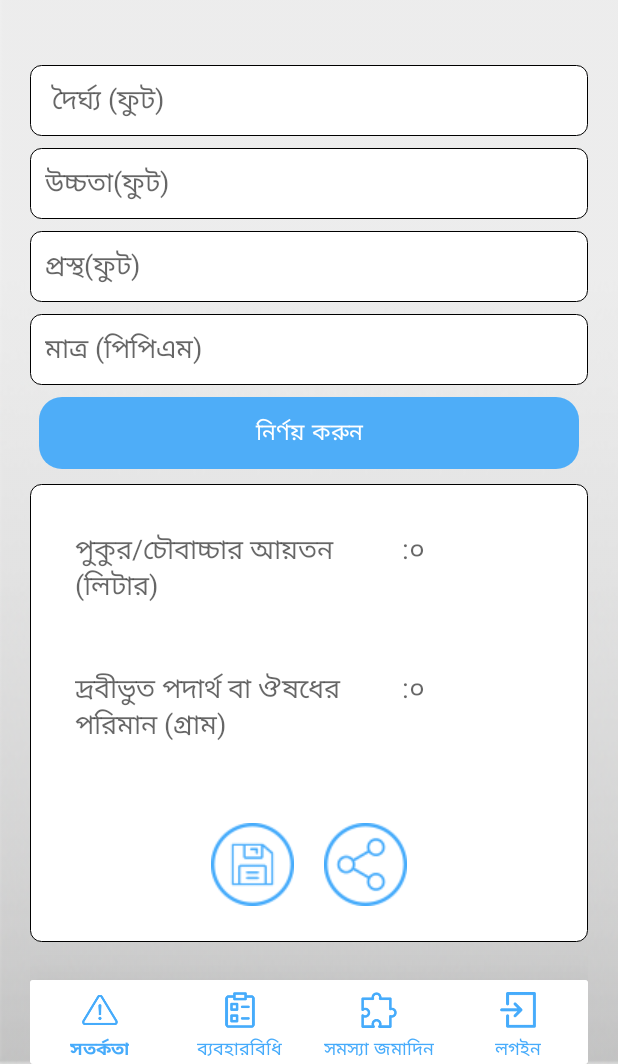
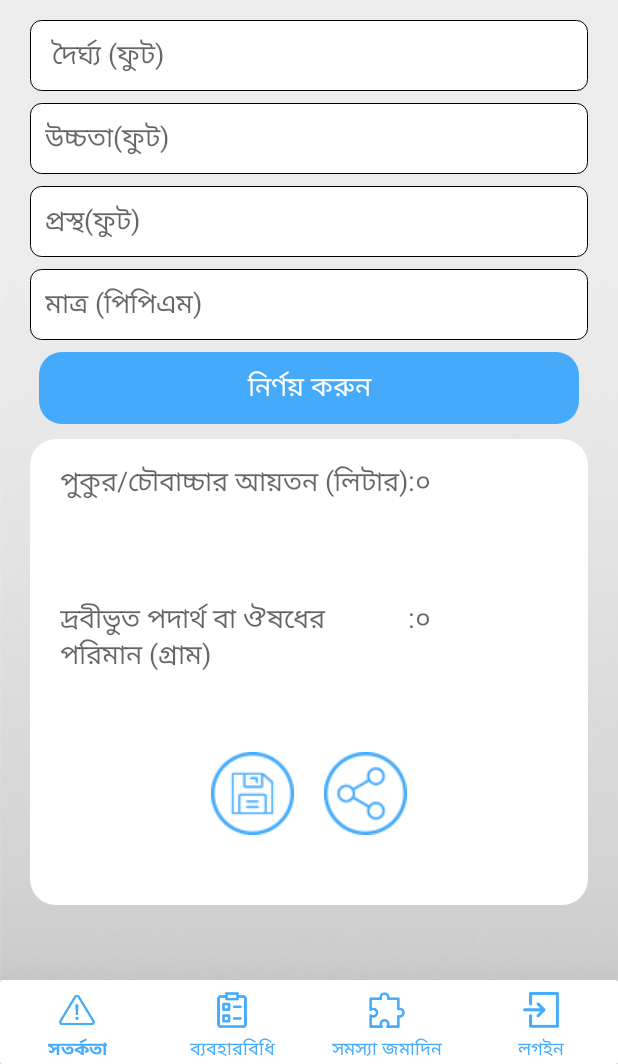
Before and after one commit to ttsagor/GroupMessengerforFishermen, an Android app: the ppm_formula screen opened directly, with no data from a screen before it, on a phone screen of 412 x 824 dp, the part 172-1236 px from its top. Run offline under Robolectric (Android 15) with nearby library versions, the phone set to English and light mode, and no system bars; Roboto replaces fonts that are not available here.

Commit message:
Design Pattern System

```diff
--- a/app/src/main/java/bd/dof/groupmessenger/groupmessengerforfishermen/KhetrofolFormula.java
+++ b/app/src/main/java/bd/dof/groupmessenger/groupmessengerforfishermen/KhetrofolFormula.java
@@ -14,6 +14,7 @@ import android.widget.TextView;
 
 import androidx.appcompat.app.ActionBar;
 import androidx.appcompat.app.AppCompatActivity;
+import androidx.appcompat.widget.AppCompatButton;
 
 public class KhetrofolFormula extends AppCompatActivity {
 
@@ -27,7 +28,7 @@ public class KhetrofolFormula extends AppCompatActivity {
     EditText khetrofol_length;
     EditText khetrofol_width;
 
-    Button khetrofol_agePonaSubmit;
+    AppCompatButton khetrofol_agePonaSubmit;
 
     ImageView khetrofol_SaveImg;
     ImageView khetrofol_ShareImg;
@@ -51,7 +52,7 @@ public class KhetrofolFormula extends AppCompatActivity {
 
 
 
-        khetrofol_agePonaSubmit = (Button) findViewById(R.id.khetrofol_agePonaSubmit);
+        khetrofol_agePonaSubmit =  findViewById(R.id.khetrofol_agePonaSubmit);
 
         khetrofol_length = (EditText) findViewById(R.id.khetrofol_length);
         khetrofol_width = (EditText) findViewById(R.id.khetrofol_width);
--- a/app/src/main/java/bd/dof/groupmessenger/groupmessengerforfishermen/pona_mojud.java
+++ b/app/src/main/java/bd/dof/groupmessenger/groupmessengerforfishermen/pona_mojud.java
@@ -22,6 +22,7 @@ import android.widget.Toast;
 
 import androidx.appcompat.app.ActionBar;
 import androidx.appcompat.app.AppCompatActivity;
+import androidx.appcompat.widget.AppCompatButton;
 
 import com.itextpdf.text.Document;
 import com.itextpdf.text.Font;
@@ -94,7 +95,7 @@ public class pona_mojud extends AppCompatActivity {
         pona_mojud_save = (ImageView) findViewById(R.id.pona_mojud_save);
 
 
-        Button ponaAreaSubmit = (Button) findViewById(R.id.ponaAreaSubmit);
+        AppCompatButton ponaAreaSubmit =  findViewById(R.id.ponaAreaSubmit);
 
         TextView pona_mojud_katla = (TextView) findViewById(R.id.pona_mojud_katla);
         TextView pona_mojud_silva = (TextView) findViewById(R.id.pona_mojud_silva);
--- a/app/src/main/java/bd/dof/groupmessenger/groupmessengerforfishermen/ppm_formula.java
+++ b/app/src/main/java/bd/dof/groupmessenger/groupmessengerforfishermen/ppm_formula.java
@@ -14,6 +14,7 @@ import android.widget.TextView;
 
 import androidx.appcompat.app.ActionBar;
 import androidx.appcompat.app.AppCompatActivity;
+import androidx.appcompat.widget.AppCompatButton;
 
 public class ppm_formula extends AppCompatActivity {
 
@@ -29,7 +30,7 @@ public class ppm_formula extends AppCompatActivity {
     EditText ppm_height;
     EditText ppm_width;
     EditText ppm_density;
-    Button ppm_agePonaSubmit;
+    AppCompatButton ppm_agePonaSubmit;
     ImageView ppm_SaveImg;
     ImageView ppm_ShareImg;
     TextView top_farming_banner_ppm;
@@ -53,17 +54,10 @@ public class ppm_formula extends AppCompatActivity {
         ppm_width = (EditText) findViewById(R.id.ppm_width);
         ppm_density = (EditText) findViewById(R.id.ppm_density);
 
-        ppm_agePonaSubmit = (Button) findViewById(R.id.ppm_agePonaSubmit);
+        ppm_agePonaSubmit =  findViewById(R.id.ppm_agePonaSubmit);
 
         ppm_SaveImg = (ImageView) findViewById(R.id.ppm_SaveImg);
         ppm_ShareImg = (ImageView) findViewById(R.id.ppm_ShareImg);
-
-        String fontPath = "fonts/SolaimanLipi.ttf";
-        Typeface tf;
-        tf = Typeface.createFromAsset(this.getAssets(), fontPath);
-
-
-
         ppm_agePonaSubmit.setOnClickListener(new View.OnClickListener() {
             @Override
             public void onClick(View v) {
--- a/app/src/main/res/layout/activity_ppm_formula.xml
+++ b/app/src/main/res/layout/activity_ppm_formula.xml
@@ -1,9 +1,10 @@
 <?xml version="1.0" encoding="utf-8"?>
 <LinearLayout xmlns:android="http://schemas.android.com/apk/res/android"
-    android:orientation="vertical"
     android:layout_width="match_parent"
     android:layout_height="match_parent"
-    android:background="@drawable/smsbg">
+    android:background="@drawable/smsbg"
+    android:orientation="vertical">
+
     <include layout="@layout/row_slim_header" />
 
     <include layout="@layout/header_timeline" />
@@ -13,138 +14,127 @@
         android:layout_width="match_parent"
         android:layout_height="0dp"
         android:layout_weight=".75"
-        android:orientation="vertical"
-        android:gravity="center">
+        android:gravity="center"
+        android:orientation="vertical">
 
         <LinearLayout
             android:layout_width="match_parent"
             android:layout_height="0dp"
             android:layout_weight=".35"
+            android:gravity="center"
             android:orientation="vertical"
-            android:gravity="center"
             android:paddingLeft="20dp"
-            android:paddingRight="20dp"
-            android:paddingTop="5dp">
+            android:paddingTop="5dp"
+            android:paddingRight="20dp">
+
             <LinearLayout
                 android:layout_width="match_parent"
                 android:layout_height="0dp"
+                android:layout_marginTop="8dp"
                 android:layout_weight="1"
                 android:orientation="vertical"
 
                 >
-                <View
-                    android:layout_width="match_parent"
-                    android:layout_height="0dp"
-                    android:layout_weight="0.05">
-                </View>
-
-                        <EditText
-                            android:layout_marginBottom="8dp"
-                            android:hint=" দৈর্ঘ্য (ফুট)"
-                            android:padding="10dp"
-                            android:layout_width="match_parent"
-                            android:layout_height="wrap_content"
-                            android:inputType="number"
-                            android:minWidth="80dp"
-                            android:textAppearance="?android:attr/textAppearanceMedium"
-                            android:id="@+id/ppm_length"
-                            android:background="@drawable/background_border"
-                            android:paddingLeft="2dp"/>
-
-                        <EditText
-                            android:layout_marginBottom="8dp"
-                            android:hint="উচ্চতা(ফুট)"
-                            android:padding="10dp"
-                            android:layout_width="match_parent"
-                            android:layout_height="wrap_content"
-                            android:inputType="number"
-                            android:minWidth="80dp"
-                            android:textAppearance="?android:attr/textAppearanceMedium"
-                            android:id="@+id/ppm_height"
-                            android:background="@drawable/background_border"
-                            android:paddingLeft="2dp"/>
 
 
                 <EditText
-                            android:layout_marginBottom="8dp"
-                            android:hint="প্রস্থ(ফুট)"
-                            android:padding="10dp"
+                    android:id="@+id/ppm_length"
                     android:layout_width="match_parent"
                     android:layout_height="wrap_content"
+                    android:layout_marginBottom="8dp"
+                    android:background="@drawable/background_border"
+                    android:hint=" দৈর্ঘ্য (ফুট)"
+                    android:inputType="number"
                     android:minWidth="80dp"
+                    android:padding="10dp"
+                    android:paddingLeft="2dp"
+                    android:textAppearance="?android:attr/textAppearanceMedium" />
+
+                <EditText
+                    android:id="@+id/ppm_height"
+                    android:layout_width="match_parent"
+                    android:layout_height="wrap_content"
+                    android:layout_marginBottom="8dp"
+                    android:background="@drawable/background_border"
+                    android:hint="উচ্চতা(ফুট)"
                     android:inputType="number"
-                            android:id="@+id/ppm_width"
-                            android:background="@drawable/background_border"
-                            android:textAppearance="?android:attr/textAppearanceMedium"
-                            android:paddingLeft="2dp"/>
-
-
+                    android:minWidth="80dp"
+                    android:padding="10dp"
+                    android:paddingLeft="2dp"
+                    android:textAppearance="?android:attr/textAppearanceMedium" />
 
 
                 <EditText
-                            android:layout_marginBottom="8dp"
-                            android:hint="মাত্র (পিপিএম)"
-                            android:padding="10dp"
+                    android:id="@+id/ppm_width"
                     android:layout_width="match_parent"
                     android:layout_height="wrap_content"
+                    android:layout_marginBottom="8dp"
+                    android:background="@drawable/background_border"
+                    android:hint="প্রস্থ(ফুট)"
                     android:inputType="number"
                     android:minWidth="80dp"
-                            android:background="@drawable/background_border"
-                            android:textAppearance="?android:attr/textAppearanceMedium"
-                            android:id="@+id/ppm_density"
-                            android:paddingLeft="2dp" />
+                    android:padding="10dp"
+                    android:paddingLeft="2dp"
+                    android:textAppearance="?android:attr/textAppearanceMedium" />
 
 
+                <EditText
+                    android:id="@+id/ppm_density"
+                    android:layout_width="match_parent"
+                    android:layout_height="wrap_content"
+                    android:layout_marginBottom="8dp"
+                    android:background="@drawable/background_border"
+                    android:hint="মাত্র (পিপিএম)"
+                    android:inputType="number"
+                    android:minWidth="80dp"
+                    android:padding="10dp"
+                    android:paddingLeft="2dp"
+                    android:textAppearance="?android:attr/textAppearanceMedium" />
 
-                        <Button
+
+                <androidx.appcompat.widget.AppCompatButton
+                    android:id="@+id/ppm_agePonaSubmit"
                     android:layout_width="match_parent"
                     android:layout_height="wrap_content"
                     android:layout_marginStart="6dp"
                     android:layout_marginEnd="6dp"
                     android:background="@drawable/button_background"
+                    android:text="নির্ণয় করুন"
                     android:textColor="@color/windowBackground"
-                            android:textSize="15dp"
-                            android:text="নির্ণয় করুন"
-                            android:id="@+id/ppm_agePonaSubmit"/>
-
+                    android:textSize="18sp" />
 
 
                 <View
                     android:layout_width="match_parent"
                     android:layout_height="0dp"
-            android:layout_weight="0.0">
-        </View>
+                    android:layout_weight="0.0" />
+
                 <LinearLayout
-            android:layout_marginTop="10dp"
-            android:layout_marginBottom="25dp"
+                    android:id="@+id/countShowlayout"
                     android:layout_width="match_parent"
                     android:layout_height="0dp"
-            android:layout_weight=".4"
+                    android:layout_marginTop="10dp"
+                    android:layout_marginBottom="50dp"
+                    android:layout_weight=".3"
+                    android:background="@drawable/white_bg"
+                    android:gravity="center"
                     android:orientation="vertical"
-            android:gravity="center"
-            android:paddingLeft="30dp"
-            android:background="@drawable/background_border"
-            android:paddingRight="30dp"
+                    android:paddingLeft="20dp"
                     android:paddingTop="5dp"
-            android:id="@+id/countShowlayout">
+                    android:paddingRight="20dp">
 
                     <LinearLayout
 
                         android:layout_width="match_parent"
                         android:layout_height="0dp"
-                android:layout_weight="1"
-                android:orientation="vertical"
-             >
-                <View
-                    android:layout_width="match_parent"
-                    android:layout_height="0dp"
-                    android:layout_weight="0.05">
-                </View>
+                        android:layout_weight="0.5"
+                        android:orientation="vertical">
+
 
                         <LinearLayout
                             android:layout_width="match_parent"
                             android:layout_height="0dp"
-                    android:layout_weight=".9"
+                            android:layout_weight=".6"
                             android:orientation="horizontal">
 
                             <LinearLayout
@@ -152,99 +142,110 @@
                                 android:layout_height="match_parent"
                                 android:layout_weight="1"
                                 android:orientation="vertical">
+
                                 <LinearLayout
                                     android:layout_width="match_parent"
                                     android:layout_height="0dp"
-                            android:layout_weight=".13"
+                                    android:layout_weight=".04"
                                     android:orientation="horizontal"
                                     android:paddingTop="10dp">
+
                                     <LinearLayout
                                         android:layout_width="0dp"
                                         android:layout_height="match_parent"
                                         android:layout_weight=".7">
+
                                         <TextView
+                                            android:id="@+id/ppm_area_text"
                                             android:layout_width="wrap_content"
                                             android:layout_height="wrap_content"
-                                    android:textAppearance="?android:attr/textAppearanceMedium"
                                             android:text="পুকুর/চৌবাচ্চার আয়তন (লিটার)"
-                                    android:id="@+id/ppm_area_text"/>
+                                            android:textAppearance="?android:attr/textAppearanceMedium" />
                                     </LinearLayout>
 
                                     <LinearLayout
                                         android:layout_width="0dp"
                                         android:layout_height="match_parent"
                                         android:layout_weight=".2">
+
                                         <TextView
+                                            android:id="@+id/ppm_area"
                                             android:layout_width="wrap_content"
                                             android:layout_height="wrap_content"
-                                    android:id="@+id/ppm_area"
-                                    android:textAppearance="?android:attr/textAppearanceMedium"
-                                    android:text=":০"/>
+                                            android:text=":০"
+                                            android:textAppearance="?android:attr/textAppearanceMedium" />
                                     </LinearLayout>
+
                                     <LinearLayout
                                         android:layout_width="0dp"
                                         android:layout_height="match_parent"
-                                android:layout_weight=".1">
+                                        android:layout_weight=".1" />
+
                                 </LinearLayout>
 
-                        </LinearLayout>
                                 <LinearLayout
                                     android:layout_width="match_parent"
                                     android:layout_height="0dp"
-                            android:layout_weight=".13"
+                                    android:layout_weight=".04"
                                     android:orientation="horizontal">
+
                                     <LinearLayout
                                         android:layout_width="0dp"
                                         android:layout_height="match_parent"
                                         android:layout_weight=".7">
+
                                         <TextView
+                                            android:id="@+id/ppm_med_quantity_text"
                                             android:layout_width="wrap_content"
                                             android:layout_height="wrap_content"
-                                    android:textAppearance="?android:attr/textAppearanceMedium"
                                             android:text="দ্রবীভুত পদার্থ বা ঔষধের পরিমান (গ্রাম)"
-                                    android:id="@+id/ppm_med_quantity_text"/>
+                                            android:textAppearance="?android:attr/textAppearanceMedium" />
                                     </LinearLayout>
 
                                     <LinearLayout
                                         android:layout_width="0dp"
                                         android:layout_height="match_parent"
                                         android:layout_weight=".2">
+
                                         <TextView
+                                            android:id="@+id/ppm_med_quantity"
                                             android:layout_width="wrap_content"
                                             android:layout_height="wrap_content"
-                                    android:id="@+id/ppm_med_quantity"
-                                    android:textAppearance="?android:attr/textAppearanceMedium"
-                                    android:text=":০"/>
+                                            android:text=":০"
+                                            android:textAppearance="?android:attr/textAppearanceMedium" />
                                     </LinearLayout>
+
                                     <LinearLayout
                                         android:layout_width="0dp"
                                         android:layout_height="match_parent"
-                                android:layout_weight=".1">
+                                        android:layout_weight=".1" />
                                 </LinearLayout>
-                        </LinearLayout>
+
                                 <LinearLayout
                                     android:layout_width="match_parent"
                                     android:layout_height="0dp"
-                            android:layout_weight=".1"
-                            android:orientation="horizontal"
-                            android:gravity="center_horizontal">
+                                    android:layout_weight=".04"
+                                    android:gravity="center_horizontal"
+                                    android:orientation="horizontal">
+
                                     <ImageView
+                                        android:id="@+id/ppm_SaveImg"
                                         android:layout_width="wrap_content"
                                         android:layout_height="wrap_content"
                                         android:background="@drawable/saveicon"
-                                android:backgroundTint="@color/colorPrimaryDark"
-                                android:id="@+id/ppm_SaveImg"/>
+                                        android:backgroundTint="@color/colorPrimaryDark" />
+
                                     <View
                                         android:layout_width="20dp"
-                                android:layout_height="match_parent">
-                            </View>
+                                        android:layout_height="match_parent" />
+
                                     <ImageView
+                                        android:id="@+id/ppm_ShareImg"
                                         android:layout_width="wrap_content"
                                         android:layout_height="wrap_content"
                                         android:background="@drawable/shareicon"
-                                android:backgroundTint="@color/colorPrimaryDark"
 
-                                android:id="@+id/ppm_ShareImg"/>
+                                        android:backgroundTint="@color/colorPrimaryDark" />
 
 
                                 </LinearLayout>
@@ -253,13 +254,14 @@
                         </LinearLayout>
 
 
-
                     </LinearLayout>
                 </LinearLayout>
 
 
+            </LinearLayout>
+
+        </LinearLayout>
 
         <include layout="@layout/new_footer_layout" />
-</LinearLayout>           </LinearLayout>
     </LinearLayout>
 </LinearLayout>
```
Also changed, not shown: app/src/main/res/layout/activity_khetrofol_formula.xml (+83 -75 lines), app/src/main/res/layout/activity_pona_mojud.xml (+19 -38 lines). Lines whose indentation alone changed are shown as unchanged.
